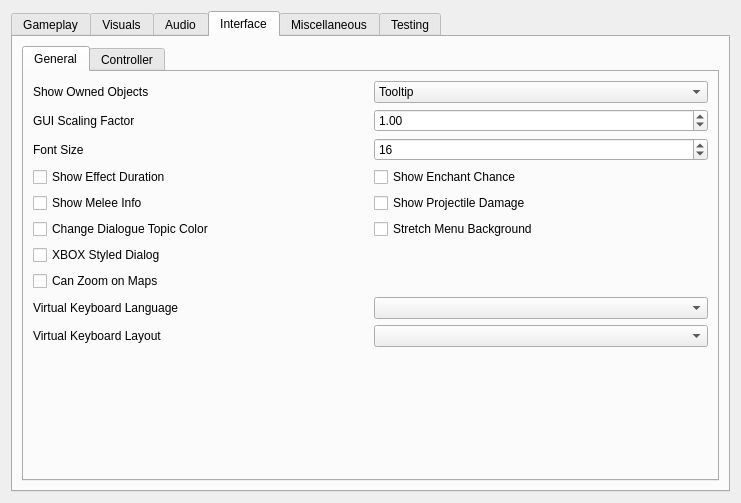
Before: the Qt Designer form apps/launcher/ui/settingspage.ui in zander2k1/groovy-openmw, drawn with Qt 5.
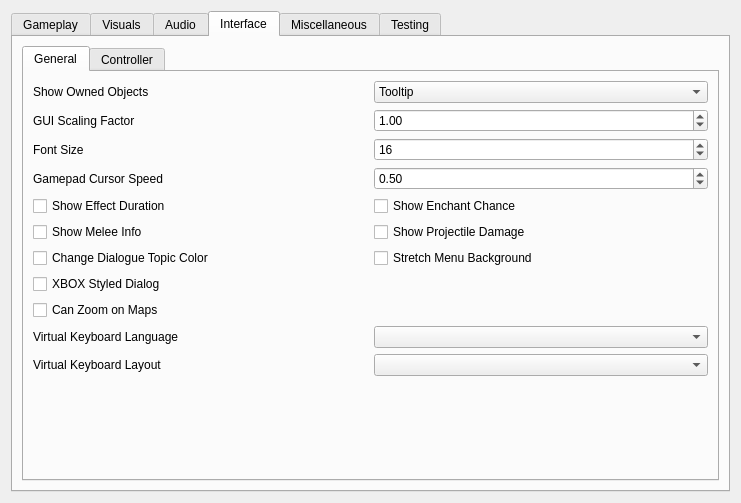
After: the same form once the commit is applied. The open tabs and pages were chosen to show the change.

Commit message: Removed now defunct controller settings from the launcher.

The edit to the form file:
```diff
--- a/apps/launcher/ui/settingspage.ui
+++ b/apps/launcher/ui/settingspage.ui
@@ -1333,6 +1333,35 @@
                </property>
               </widget>
              </item>
+            <item row="3" column="0">
+             <widget class="QLabel" name="gamepadCursorSpeedLabel">
+              <property name="toolTip">
+               <string>Speed multiplier for the gamepad cursor.</string>
+              </property>
+              <property name="text">
+               <string>Gamepad Cursor Speed</string>
+              </property>
+             </widget>
+            </item>
+            <item row="3" column="1">
+             <widget class="QDoubleSpinBox" name="gamepadCursorSpeedSpinBox">
+              <property name="decimals">
+               <number>2</number>
+              </property>
+              <property name="minimum">
+               <double>0.000000000000000</double>
+              </property>
+              <property name="maximum">
+               <double>10.000000000000000</double>
+              </property>
+              <property name="singleStep">
+               <double>0.100000000000000</double>
+              </property>
+              <property name="value">
+               <double>0.500000000000000</double>
+              </property>
+             </widget>
+            </item>
              <item row="1" column="0">
               <widget class="QLabel" name="scalingLabel">
                <property name="toolTip">
```
Left out of the diff: 15 changed lines with no effect on the pictures. Lines whose indentation alone changed are shown as unchanged. The commit also changes 2 other files.
